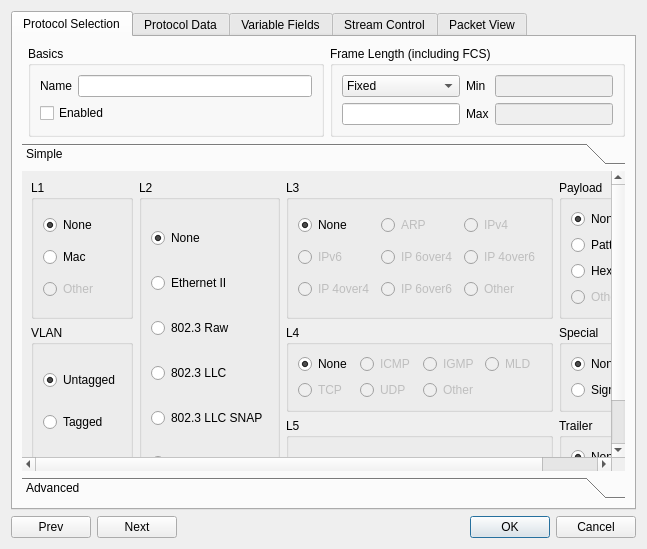
Before: the Qt Designer form client/streamconfigdialog.ui in pstavirs/elevate-the-exa8, drawn with Qt 5.
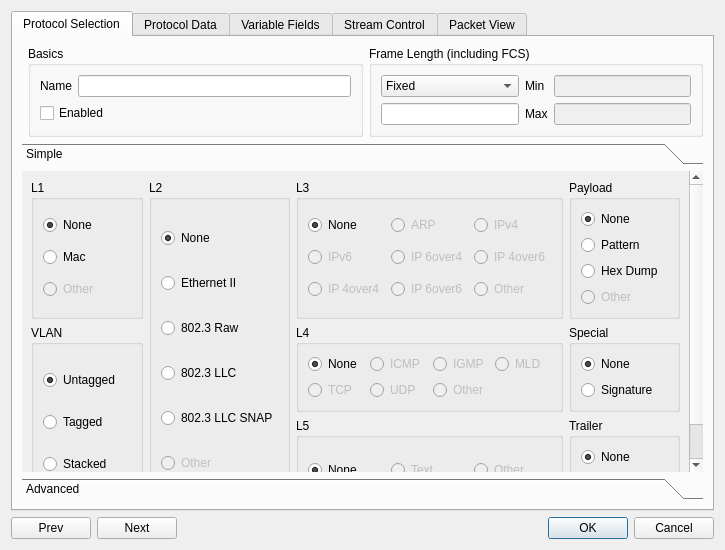
After: the same form once the commit is applied. Icons and pictures are not drawn. Custom widgets are drawn as their Qt base class.

Commit message:
Workaround Preflight check exec problem
Also increase the default size of the Stream Config Dialog

```diff
--- a/client/streamconfigdialog.ui
+++ b/client/streamconfigdialog.ui
@@ -9,8 +9,8 @@
    <rect>
     <x>0</x>
     <y>0</y>
-    <width>647</width>
-    <height>549</height>
+    <width>725</width>
+    <height>550</height>
    </rect>
   </property>
   <property name="sizePolicy">
```
The commit also changes 1 other file.
